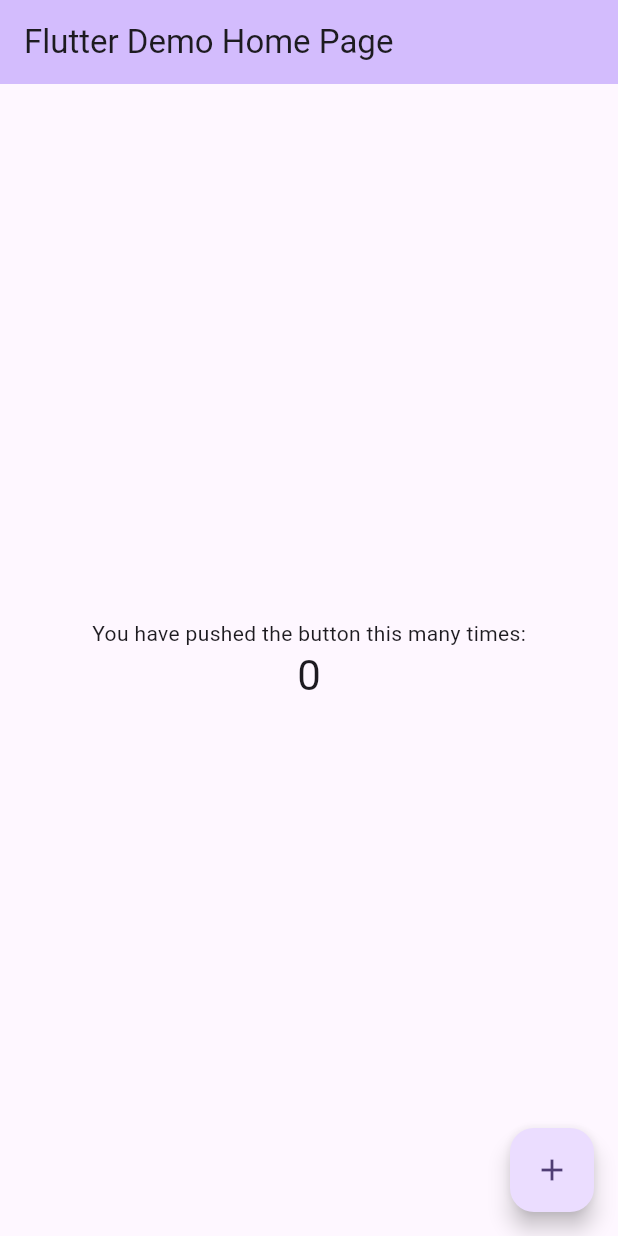
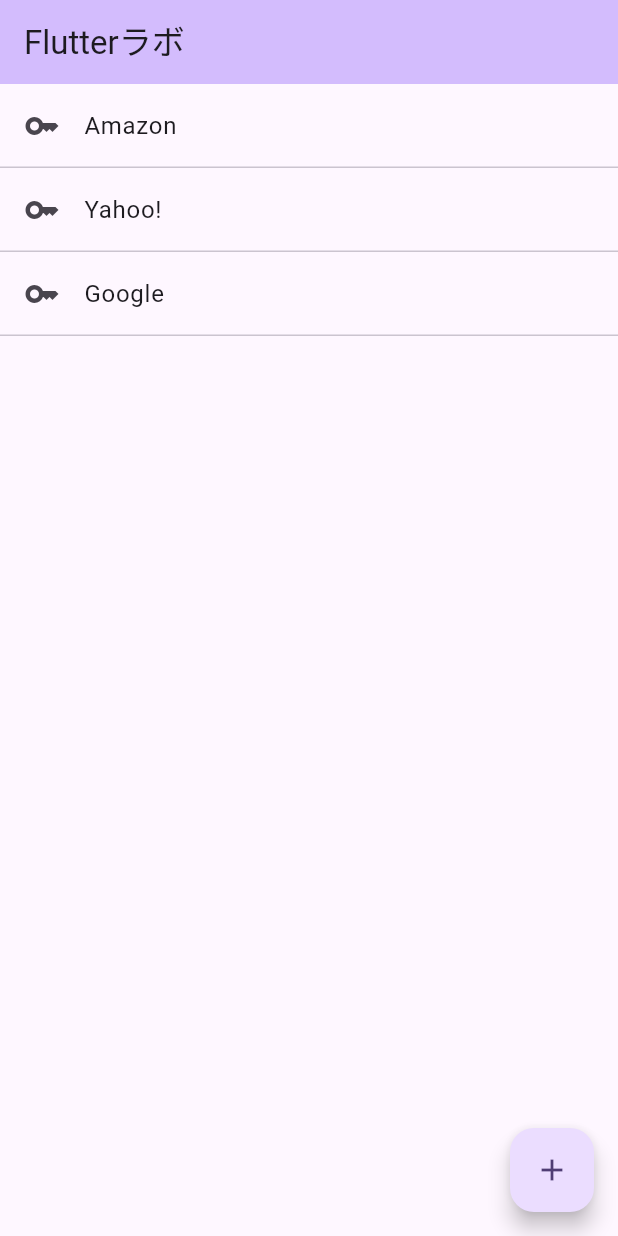
Before and after one commit to HIGHNOON2000/FlutterSampleApp, a Flutter app: the screen it shows after launch, on a phone screen of 412 x 824 dp. Run offline on Flutter 3.47's test engine with Material 3 defaults, Android fonts, the phone set to English and light mode, and no system bars.

Commit message:
udemyセクション33まで実装

```diff
--- a/flutter_sample_app/lib/main.dart
+++ b/flutter_sample_app/lib/main.dart
@@ -29,6 +29,7 @@ class MyHomePage extends StatefulWidget {
 }
 
 class _MyHomePageState extends State<MyHomePage> {
+  var titleList = ['Amazon', 'Yahoo!', 'Google'];
   int _counter = 0;
 
   void _incrementCounter() {
@@ -42,19 +43,19 @@ class _MyHomePageState extends State<MyHomePage> {
     return Scaffold(
       appBar: AppBar(
         backgroundColor: Theme.of(context).colorScheme.inversePrimary,
-        title: Text(widget.title),
+        title: Text('Flutterラボ'),
       ),
-      body: Center(
-        child: Column(
-          mainAxisAlignment: MainAxisAlignment.center,
-          children: <Widget>[
-            const Text('You have pushed the button this many times:'),
-            Text(
-              '$_counter',
-              style: Theme.of(context).textTheme.headlineMedium,
-            ),
-          ],
-        ),
+      body: ListView.builder(
+        itemCount: titleList.length,
+        // itemBuilderのindexは要素数を一つずつプラスされていく
+        itemBuilder: (context, index) {
+          return Column(
+            children: [
+              ListTile(leading: Icon(Icons.key), title: Text(titleList[index])),
+              Divider(height: 0),
+            ],
+          );
+        },
       ),
       floatingActionButton: FloatingActionButton(
         onPressed: _incrementCounter,
```
